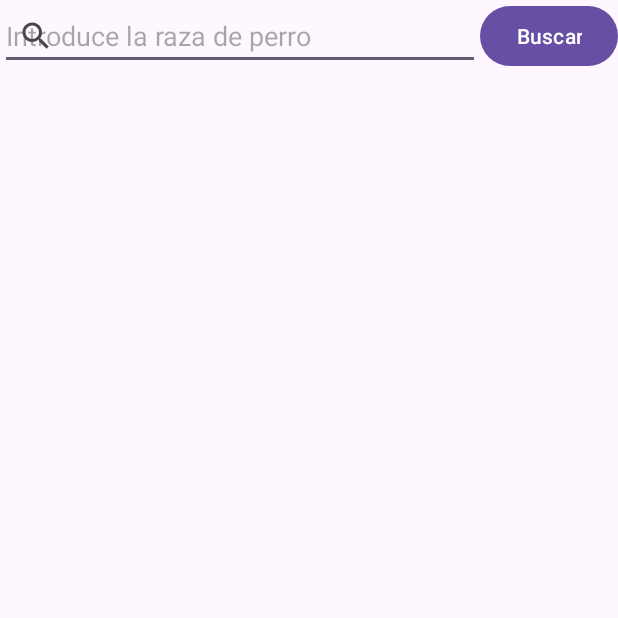
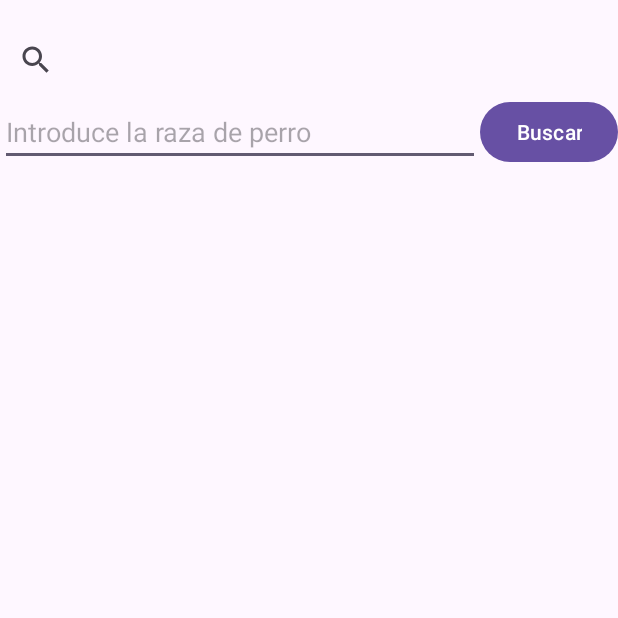
Before and after one commit to BorjaRBEST/practica5, an Android app: the screen it shows after launch (MainActivity), on a phone screen of 412 x 824 dp, the top half of it. Run offline under Robolectric (Android 15) with nearby library versions, the phone set to English and light mode, and no system bars.

Commit message:
Funciona la aplicación y solo me queda dar un formato bonito a las layout

```diff
--- a/app/src/main/res/layout/activity_main.xml
+++ b/app/src/main/res/layout/activity_main.xml
@@ -4,43 +4,47 @@
     xmlns:tools="http://schemas.android.com/tools"
     android:layout_width="match_parent"
     android:layout_height="match_parent"
-    tools:context="MainActivity">
+    tools:context=".MainActivity">
+
+    <!-- SearchView para buscar razas de perros -->
+    <androidx.appcompat.widget.SearchView
+        android:id="@+id/svDogs"
+        android:layout_width="0dp"
+        android:layout_height="wrap_content"
+        android:layout_marginTop="16dp"
+        android:layout_marginBottom="16dp"
+        app:layout_constraintTop_toTopOf="parent"
+        app:layout_constraintStart_toStartOf="parent"
+        app:layout_constraintEnd_toEndOf="parent" />
+
 
     <EditText
         android:id="@+id/etBreed"
         android:layout_width="0dp"
         android:layout_height="wrap_content"
         android:hint="Introduce la raza de perro"
-        app:layout_constraintTop_toTopOf="parent"
+        app:layout_constraintTop_toBottomOf="@+id/svDogs"
         app:layout_constraintStart_toStartOf="parent"
         app:layout_constraintEnd_toStartOf="@+id/btnSearch"
         app:layout_constraintBottom_toTopOf="@+id/lvDogs" />
 
+    <!-- Botón para realizar la búsqueda -->
     <Button
         android:id="@+id/btnSearch"
         android:layout_width="wrap_content"
         android:layout_height="wrap_content"
         android:text="Buscar"
-        app:layout_constraintTop_toTopOf="parent"
+        app:layout_constraintTop_toBottomOf="@+id/svDogs"
         app:layout_constraintStart_toEndOf="@+id/etBreed"
         app:layout_constraintEnd_toEndOf="parent"
         app:layout_constraintBottom_toTopOf="@+id/lvDogs" />
 
-    <androidx.appcompat.widget.SearchView
-        android:id="@+id/svDogs"
-        android:layout_width="0dp"
-        android:layout_height="wrap_content"
-        app:layout_constraintVertical_bias="0"
-        app:layout_constraintBottom_toBottomOf="parent"
-        app:layout_constraintLeft_toLeftOf="parent"
-        app:layout_constraintRight_toRightOf="parent"
-        app:layout_constraintTop_toTopOf="parent" />
 
     <ListView
         android:id="@+id/lvDogs"
         android:layout_width="0dp"
         android:layout_height="0dp"
-        app:layout_constraintTop_toBottomOf="@+id/svDogs"
+        app:layout_constraintTop_toBottomOf="@+id/etBreed"
         app:layout_constraintStart_toStartOf="parent"
         app:layout_constraintEnd_toEndOf="parent"
         app:layout_constraintBottom_toBottomOf="parent" />
```
Also changed, not shown: app/src/main/java/com/example/practica5/MainActivity.kt (+6 -2 lines), app/src/main/res/layout/elemento_lista.xml (+10 -4 lines).
